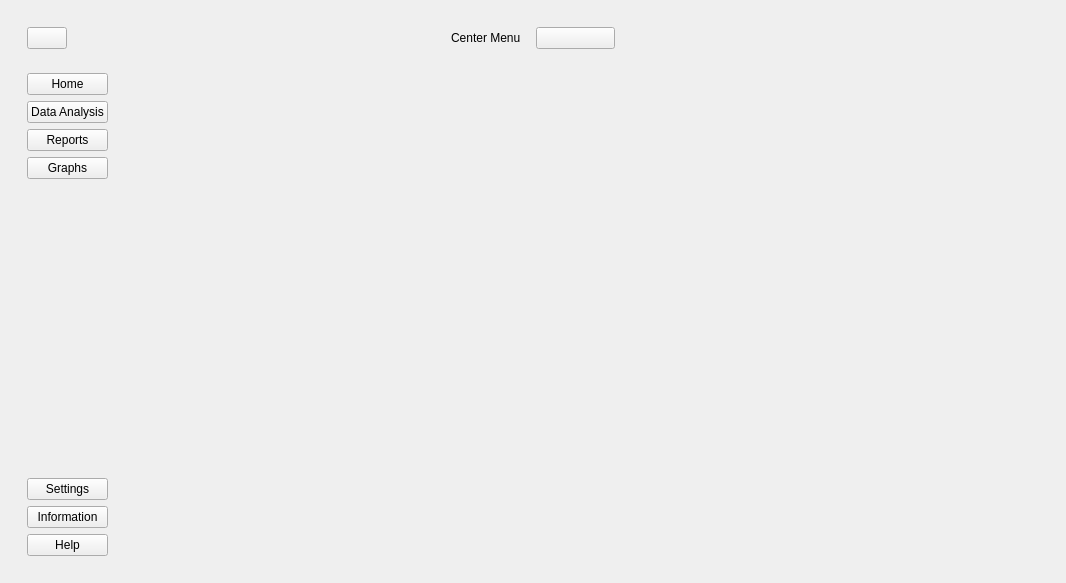
The window that app/ui/interface.ui (CharaD7/crudPySide) describes before a commit, drawn with Qt 5.
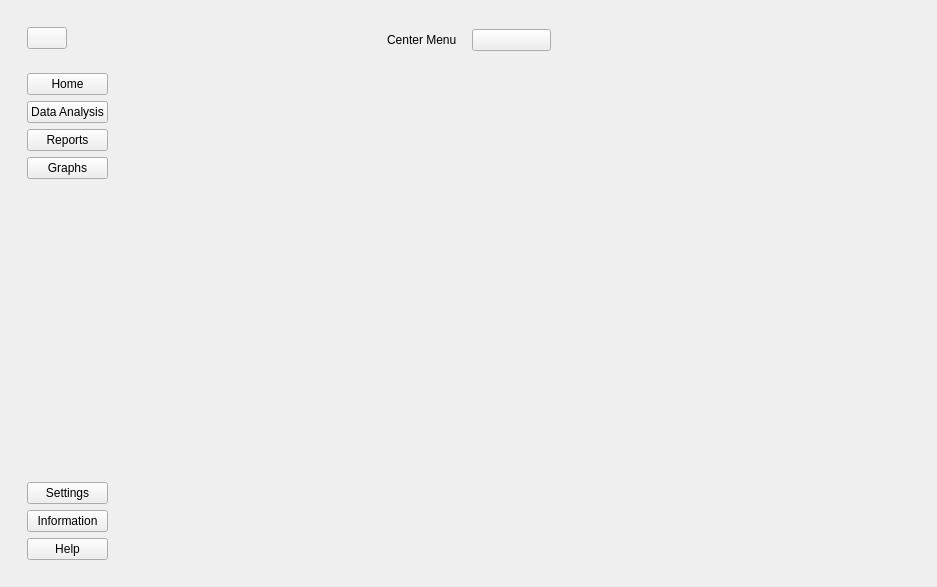
The same window after the commit. Icons and pictures are not drawn.

Commit message: Loaded up interface ui

```diff
--- a/app/ui/interface.ui
+++ b/app/ui/interface.ui
@@ -6,8 +6,8 @@
    <rect>
     <x>0</x>
     <y>0</y>
-    <width>1066</width>
-    <height>583</height>
+    <width>937</width>
+    <height>587</height>
    </rect>
   </property>
   <property name="windowTitle">
```
